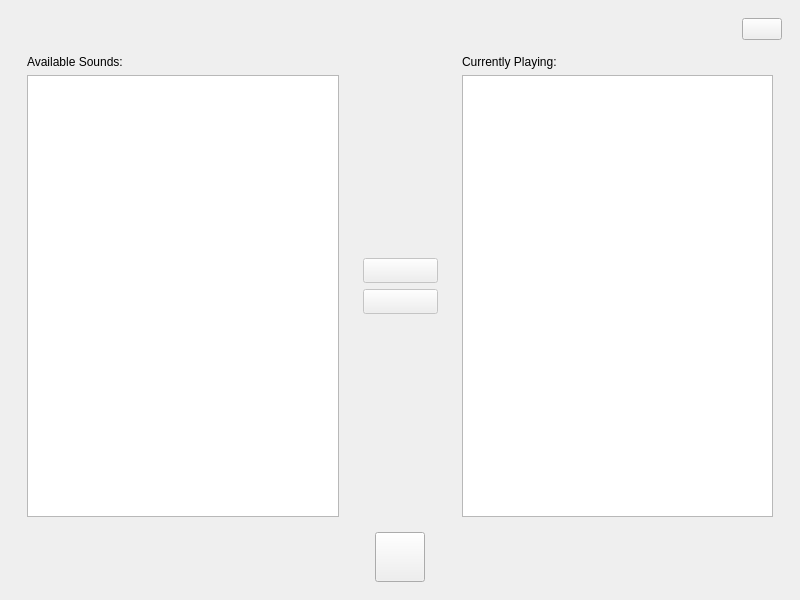
Above: wnlmainwindow.ui from ryangwsimmons/whitenoiselinux before the change. Below: the same form after it.
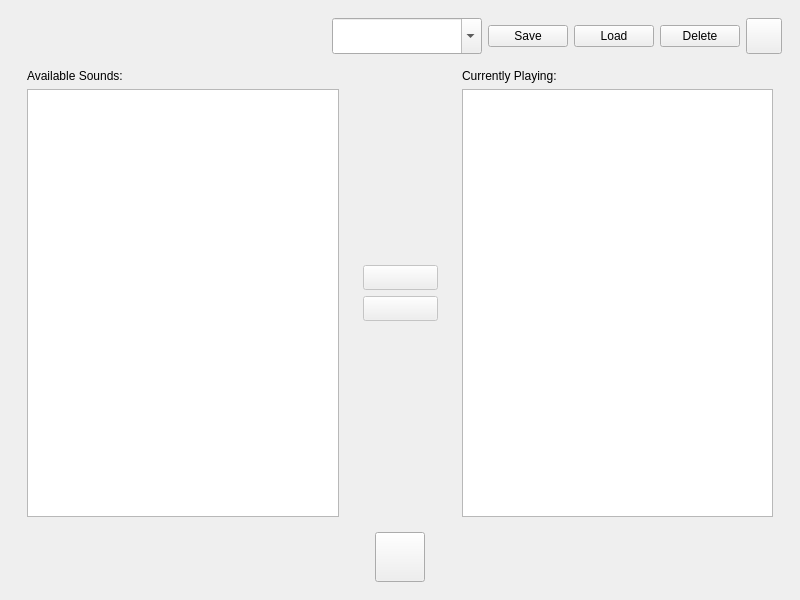
That is the form after the change. Icons and pictures are not drawn.

Commit message: Added saving playlists functionality.

```diff
--- a/wnlmainwindow.ui
+++ b/wnlmainwindow.ui
@@ -47,6 +47,88 @@
          </property>
         </spacer>
        </item>
+       <item>
+        <widget class="QComboBox" name="playlistComboBox">
+         <property name="minimumSize">
+          <size>
+           <width>150</width>
+           <height>36</height>
+          </size>
+         </property>
+         <property name="baseSize">
+          <size>
+           <width>72</width>
+           <height>36</height>
+          </size>
+         </property>
+         <property name="focusPolicy">
+          <enum>Qt::ClickFocus</enum>
+         </property>
+         <property name="editable">
+          <bool>true</bool>
+         </property>
+         <property name="sizeAdjustPolicy">
+          <enum>QComboBox::AdjustToContents</enum>
+         </property>
+         <property name="minimumContentsLength">
+          <number>0</number>
+         </property>
+        </widget>
+       </item>
+       <item>
+        <widget class="QPushButton" name="saveButton">
+         <property name="baseSize">
+          <size>
+           <width>0</width>
+           <height>36</height>
+          </size>
+         </property>
+         <property name="focusPolicy">
+          <enum>Qt::NoFocus</enum>
+         </property>
+         <property name="text">
+          <string>Save</string>
+         </property>
+        </widget>
+       </item>
+       <item>
+        <widget class="QPushButton" name="loadButton">
+         <property name="baseSize">
+          <size>
+           <width>0</width>
+           <height>36</height>
+          </size>
+         </property>
+         <property name="focusPolicy">
+          <enum>Qt::NoFocus</enum>
+         </property>
+         <property name="text">
+          <string>Load</string>
+         </property>
+        </widget>
+       </item>
+       <item>
+        <widget class="QPushButton" name="deleteButton">
+         <property name="sizePolicy">
+          <sizepolicy hsizetype="Minimum" vsizetype="Fixed">
+           <horstretch>0</horstretch>
+           <verstretch>0</verstretch>
+          </sizepolicy>
+         </property>
+         <property name="baseSize">
+          <size>
+           <width>0</width>
+           <height>36</height>
+          </size>
+         </property>
+         <property name="focusPolicy">
+          <enum>Qt::NoFocus</enum>
+         </property>
+         <property name="text">
+          <string>Delete</string>
+         </property>
+        </widget>
+       </item>
        <item>
         <widget class="QPushButton" name="aboutButton">
          <property name="sizePolicy">
@@ -55,6 +137,12 @@
            <verstretch>0</verstretch>
           </sizepolicy>
          </property>
+         <property name="minimumSize">
+          <size>
+           <width>36</width>
+           <height>36</height>
+          </size>
+         </property>
          <property name="baseSize">
           <size>
            <width>25</width>
```
Left out of the diff: 4 changed lines with no effect on the pictures. The commit also changes 18 other files.
